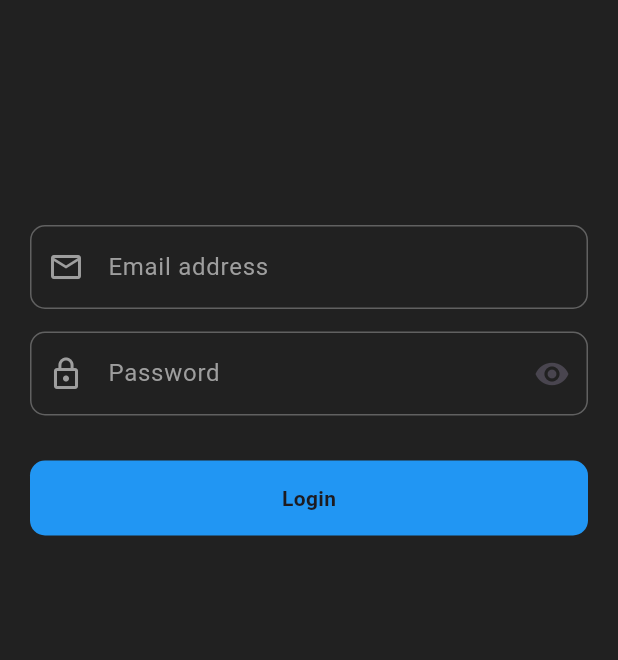
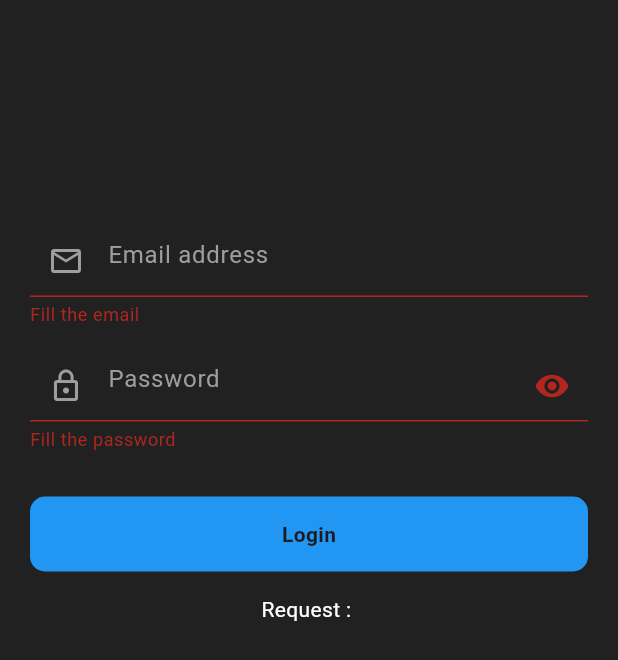
Before and after one commit to He9sham/strong-logic, a Flutter app: the FormValidation screen opened directly, after a tap on "Login", on a phone screen of 412 x 824 dp. Shown: the top 660 px of the screen. Run offline on Flutter 3.47's test engine with Material 3 defaults, Android fonts, the light colour scheme and no system bars; our stand-ins replace file_picker, flutter_svg, image_picker, open_file, video_player; missing offline and left inert: syncfusion_flutter_pdfviewer.

Commit message:
Implement form validation in FormValidation screen; add email and password fields with validation logic, and display request status upon login attempt.

```diff
--- a/lib/screens/form_validation/form_validation.dart
+++ b/lib/screens/form_validation/form_validation.dart
@@ -8,6 +8,10 @@
 }
 
 class _FormValidationState extends State<FormValidation> {
+  final formkey = GlobalKey<FormState>();
+  final TextEditingController email = TextEditingController();
+  final TextEditingController password = TextEditingController();
+  String request = '';
   @override
   Widget build(BuildContext context) {
     return GestureDetector(
@@ -17,11 +21,22 @@
 
         body: Padding(
           padding: const EdgeInsets.symmetric(horizontal: 20),
+          child: Form(
+            key: formkey,
             child: Column(
               children: [
                 SizedBox(height: 150),
                 // from email
                 TextFormField(
+                  validator: (value) {
+                    if (value == null || value.isEmpty) {
+                      return 'Fill the email';
+                    }
+                    if (!value!.endsWith('@gmail.com')) {
+                      return 'write Email in right format';
+                    }
+                  },
+                  controller: email,
                   cursorColor: Colors.white,
                   style: TextStyle(
                     color: Colors.white,
@@ -46,6 +61,12 @@
                 SizedBox(height: 15),
                 // from password
                 TextFormField(
+                  validator: (value) {
+                    if (value == null || value.isEmpty) {
+                      return 'Fill the password';
+                    }
+                  },
+                  controller: password,
                   cursorColor: Colors.white,
                   style: TextStyle(color: Colors.white),
                   decoration: InputDecoration(
@@ -70,7 +91,15 @@
                 SizedBox(height: 30),
                 // Login Container
                 GestureDetector(
-                onTap: () {},
+                  onTap: () {
+                    if (formkey.currentState!.validate()) {
+                      setState(() {
+                        request = 'request';
+                      });
+                    } else {
+                      return;
+                    }
+                  },
                   child: Container(
                     width: double.infinity,
                     height: 50,
@@ -86,7 +115,15 @@
                     ),
                   ),
                 ),
+
+                SizedBox(height: 15),
+
+                Text(
+                  'Request : $request',
+                  style: TextStyle(color: Colors.white),
+                ),
               ],
+            ),
           ),
         ),
       ),
```
Lines whose indentation alone changed are shown as unchanged.
